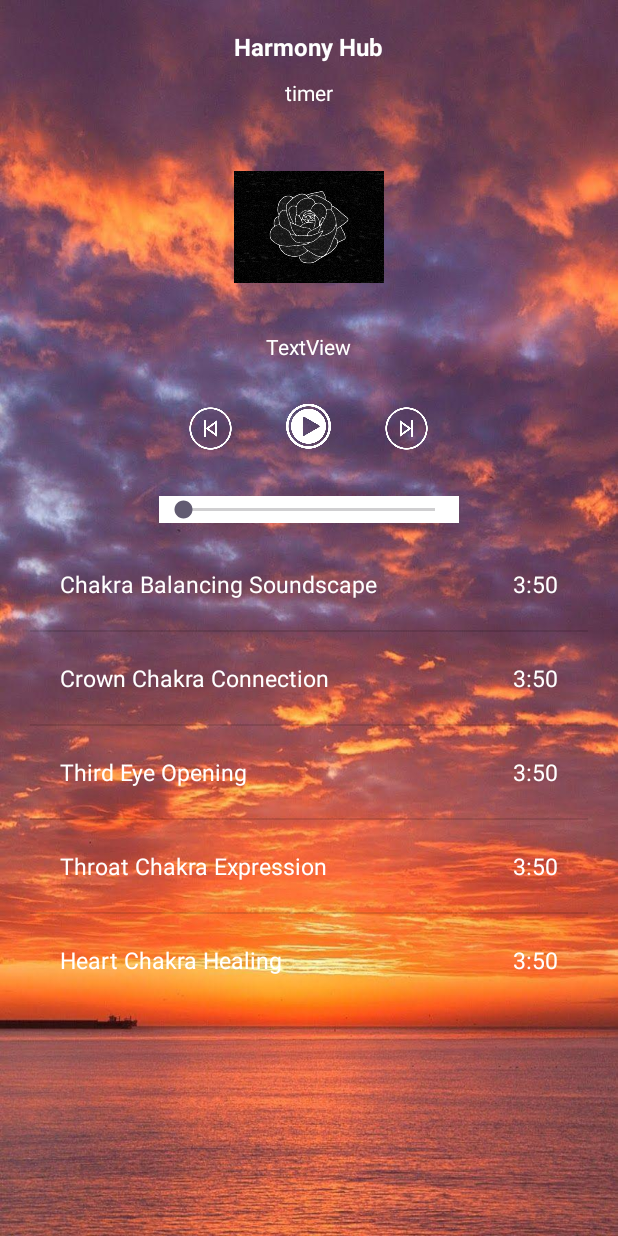
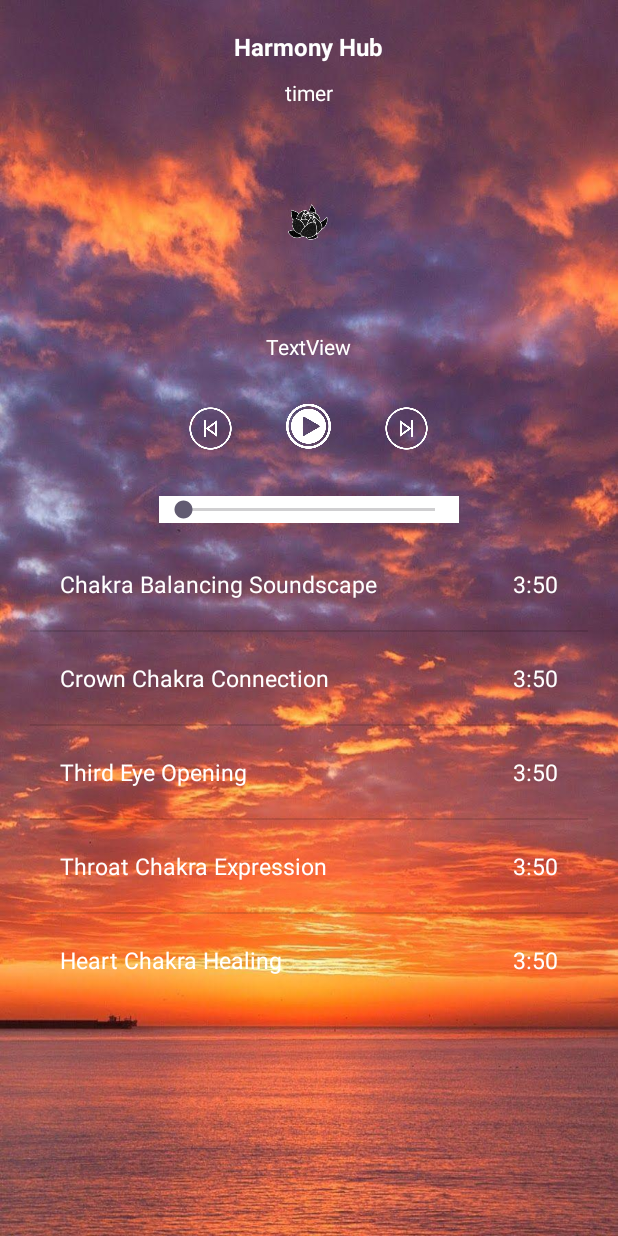
Before and after one commit to FrostByte-25/HackSB_2024, an Android app: the screen it shows after launch (MainActivity), on a phone screen of 412 x 824 dp. Run offline under Robolectric (Android 15) with nearby library versions, the phone set to English and light mode, and no system bars.

Commit message:
animation added YAY!!!!

```diff
--- a/app/src/main/java/com/example/hacksb2024/MainActivity.java
+++ b/app/src/main/java/com/example/hacksb2024/MainActivity.java
@@ -5,15 +5,21 @@ import androidx.appcompat.app.AppCompatActivity;
 import android.media.MediaPlayer;
 import android.os.Bundle;
 import android.util.Log;
+import android.widget.ImageView;
 import android.widget.ListView;
 
 import java.util.ArrayList;
+import java.util.Timer;
+import java.util.TimerTask;
 
 public class MainActivity extends AppCompatActivity {
 
     ArrayList<Track> playlist = new ArrayList<Track>();
 
     ListView music;
+    ArrayList<Integer> frameIds = new ArrayList<Integer>();
+    ImageView ani;
+
 
     @Override
     protected void onCreate(Bundle savedInstanceState) {
@@ -38,5 +44,31 @@ public class MainActivity extends AppCompatActivity {
 
         CustomAdapter adapter = new CustomAdapter(MainActivity.this,R.layout.custom_adapter,playlist);
         music.setAdapter(adapter);
+
+        ani = findViewById(R.id.imageView);
+
+        frameIds.add(R.drawable.rose_ani2);
+        frameIds.add(R.drawable.rose_ani3);
+        frameIds.add(R.drawable.rose_ani4);
+        frameIds.add(R.drawable.rose_ani5);
+        frameIds.add(R.drawable.rose_ani6);
+        frameIds.add(R.drawable.rose_ani7);
+        frameIds.add(R.drawable.rose_ani8);
+        frameIds.add(R.drawable.rose_ani9);
+        frameIds.add(R.drawable.rose_ani10);
+        frameIds.add(R.drawable.rose_ani11);
+        frameIds.add(R.drawable.rose_ani12);
+
+        gifFrames frames = new gifFrames(frameIds);
+
+
+        Timer t = new Timer();
+        t.scheduleAtFixedRate(new TimerTask() {
+            @Override
+            public void run() {
+                ani.setImageResource(frames.getCurrentFrame());
+                frames.nextFrame();
+            }
+        }, 0, 455);
     }
 }
--- /dev/null
+++ b/app/src/main/java/com/example/hacksb2024/gifFrames.java
@@ -0,0 +1,39 @@
+package com.example.hacksb2024;
+
+import java.util.ArrayList;
+
+public class gifFrames {
+
+    ArrayList<Integer> fIds;
+    int currentFrame;
+    int deltaX;
+
+    public gifFrames(ArrayList<Integer> f)
+    {
+        fIds = f;
+        currentFrame = fIds.size()-1;
+        deltaX = 1;
+    }
+    public int getCurrentFrame() {
+        return fIds.get(currentFrame);
+    }
+    public void nextFrame()
+    {
+        if(currentFrame == fIds.size()-1)
+        {
+            currentFrame = fIds.size()-2;
+            deltaX*=-1;
+        }
+        else if(currentFrame == 0)
+        {
+            currentFrame = 1;
+            deltaX*=-1;
+        }
+        else
+        {
+            currentFrame+=deltaX;
+        }
+    }
+
+
+}
```
Also changed, not shown: app/src/main/res/drawable/rose_ani10.png (added), app/src/main/res/drawable/rose_ani11.png (added), app/src/main/res/drawable/rose_ani12.jpg (deleted), app/src/main/res/drawable/rose_ani12.png (added), app/src/main/res/drawable/rose_ani2.png (added), app/src/main/res/drawable/rose_ani3.png (added), app/src/main/res/drawable/rose_ani4.png (added), app/src/main/res/drawable/rose_ani5.png (added), app/src/main/res/drawable/rose_ani6.png (added), app/src/main/res/drawable/rose_ani7.png (added), app/src/main/res/drawable/rose_ani8.png (added), app/src/main/res/drawable/rose_ani9.png (added).
